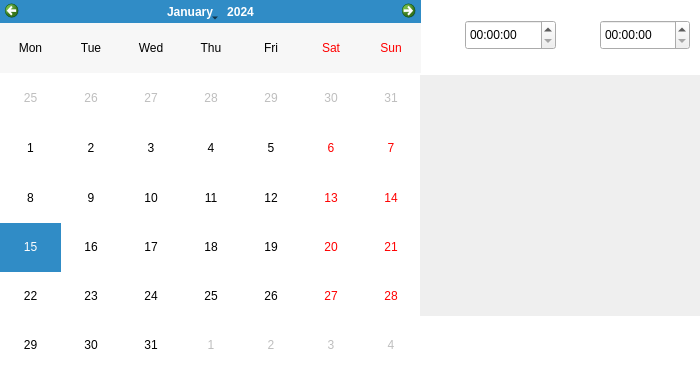
First picture: the form in bookingdialog.ui, repository RStravinsky/CarReservation, before the edit.
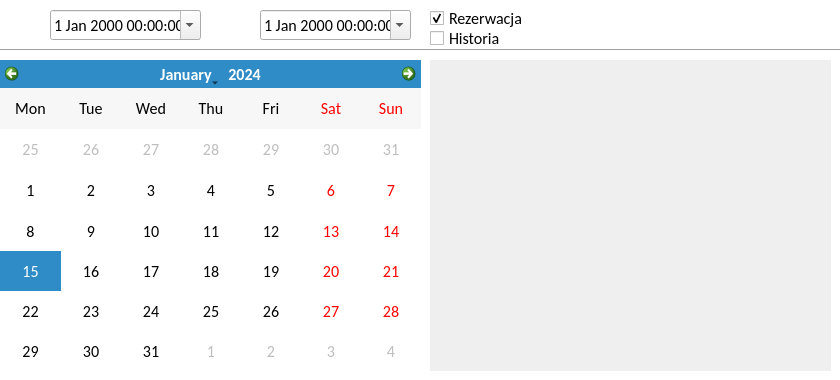
Second picture: the form after the edit. Icons and pictures are not drawn.

Diff of the .ui file:
```diff
--- a/bookingdialog.ui
+++ b/bookingdialog.ui
@@ -6,20 +6,20 @@
    <rect>
     <x>0</x>
     <y>0</y>
-    <width>700</width>
-    <height>370</height>
+    <width>840</width>
+    <height>380</height>
    </rect>
   </property>
   <property name="minimumSize">
    <size>
-    <width>700</width>
-    <height>370</height>
+    <width>840</width>
+    <height>380</height>
    </size>
   </property>
   <property name="maximumSize">
    <size>
-    <width>700</width>
-    <height>370</height>
+    <width>840</width>
+    <height>380</height>
    </size>
   </property>
   <property name="windowTitle">
@@ -62,11 +62,20 @@
    <property name="geometry">
     <rect>
      <x>0</x>
-     <y>0</y>
+     <y>60</y>
      <width>421</width>
-     <height>370</height>
+     <height>311</height>
     </rect>
    </property>
+   <property name="font">
+    <font>
+     <family>Calibri</family>
+     <pointsize>12</pointsize>
+    </font>
+   </property>
+   <property name="contextMenuPolicy">
+    <enum>Qt::CustomContextMenu</enum>
+   </property>
    <property name="verticalHeaderFormat">
     <enum>QCalendarWidget::NoVerticalHeader</enum>
    </property>
@@ -80,10 +89,10 @@
   <widget class="QScrollArea" name="scrollArea">
    <property name="geometry">
     <rect>
-     <x>420</x>
-     <y>75</y>
-     <width>281</width>
-     <height>241</height>
+     <x>430</x>
+     <y>60</y>
+     <width>401</width>
+     <height>311</height>
     </rect>
    </property>
    <property name="sizePolicy">
@@ -106,40 +115,58 @@
      <rect>
       <x>0</x>
       <y>0</y>
-      <width>281</width>
-      <height>241</height>
+      <width>401</width>
+      <height>311</height>
      </rect>
     </property>
    </widget>
   </widget>
-  <widget class="QTimeEdit" name="timeEditBegin">
+  <widget class="QDateTimeEdit" name="dateTimeEditBegin">
    <property name="geometry">
     <rect>
-     <x>465</x>
-     <y>20</y>
-     <width>91</width>
+     <x>50</x>
+     <y>10</y>
+     <width>151</width>
      <height>30</height>
     </rect>
    </property>
+   <property name="font">
+    <font>
+     <family>Calibri</family>
+     <pointsize>12</pointsize>
+    </font>
+   </property>
    <property name="showGroupSeparator" stdset="0">
     <bool>false</bool>
    </property>
+   <property name="calendarPopup">
+    <bool>true</bool>
+   </property>
   </widget>
-  <widget class="QTimeEdit" name="timeEditEnd">
+  <widget class="QDateTimeEdit" name="dateTimeEditEnd">
    <property name="geometry">
     <rect>
-     <x>600</x>
-     <y>20</y>
-     <width>90</width>
+     <x>260</x>
+     <y>10</y>
+     <width>151</width>
      <height>30</height>
     </rect>
    </property>
+   <property name="font">
+    <font>
+     <family>Calibri</family>
+     <pointsize>12</pointsize>
+    </font>
+   </property>
+   <property name="calendarPopup">
+    <bool>true</bool>
+   </property>
   </widget>
   <widget class="QLabel" name="lblBeginImage">
    <property name="geometry">
     <rect>
-     <x>430</x>
-     <y>20</y>
+     <x>10</x>
+     <y>10</y>
      <width>31</width>
      <height>31</height>
     </rect>
@@ -157,8 +184,8 @@
   <widget class="QLabel" name="lblEndImage">
    <property name="geometry">
     <rect>
-     <x>565</x>
-     <y>20</y>
+     <x>220</x>
+     <y>10</y>
      <width>31</width>
      <height>31</height>
     </rect>
@@ -176,12 +203,18 @@
   <widget class="QPushButton" name="btnReserve">
    <property name="geometry">
     <rect>
-     <x>600</x>
-     <y>330</y>
-     <width>90</width>
+     <x>650</x>
+     <y>10</y>
+     <width>181</width>
      <height>30</height>
     </rect>
    </property>
+   <property name="font">
+    <font>
+     <family>Calibri</family>
+     <pointsize>12</pointsize>
+    </font>
+   </property>
    <property name="styleSheet">
     <string notr="true">QPushButton:hover {
 border-radius: 5px;
@@ -206,6 +239,63 @@
     <string>Rezerwuj</string>
    </property>
   </widget>
+  <widget class="Line" name="line">
+   <property name="geometry">
+    <rect>
+     <x>0</x>
+     <y>40</y>
+     <width>841</width>
+     <height>20</height>
+    </rect>
+   </property>
+   <property name="orientation">
+    <enum>Qt::Horizontal</enum>
+   </property>
+  </widget>
+  <widget class="QCheckBox" name="checkBoxBooking">
+   <property name="geometry">
+    <rect>
+     <x>430</x>
+     <y>10</y>
+     <width>101</width>
+     <height>17</height>
+    </rect>
+   </property>
+   <property name="font">
+    <font>
+     <family>Calibri</family>
+     <pointsize>12</pointsize>
+    </font>
+   </property>
+   <property name="text">
+    <string>Rezerwacja</string>
+   </property>
+   <property name="checked">
+    <bool>true</bool>
+   </property>
+  </widget>
+  <widget class="QCheckBox" name="checkBoxHistory">
+   <property name="geometry">
+    <rect>
+     <x>430</x>
+     <y>30</y>
+     <width>91</width>
+     <height>17</height>
+    </rect>
+   </property>
+   <property name="font">
+    <font>
+     <family>Calibri</family>
+     <pointsize>12</pointsize>
+    </font>
+   </property>
+   <property name="styleSheet">
+    <string notr="true"/>
+   </property>
+   <property name="text">
+    <string>Historia</string>
+   </property>
+  </widget>
  </widget>
  <resources>
   <include location="resources.qrc"/>
```
